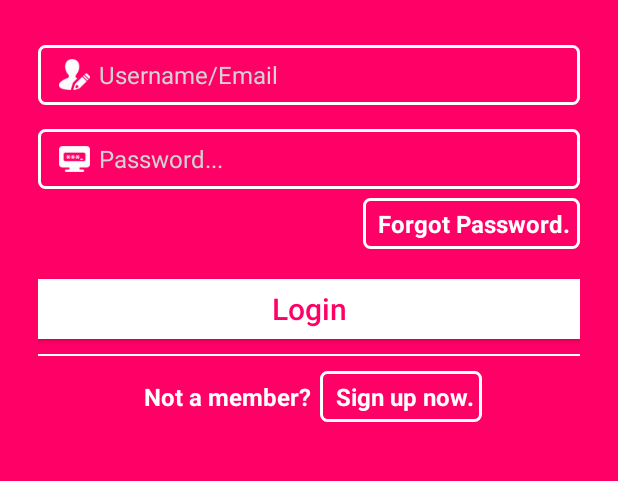
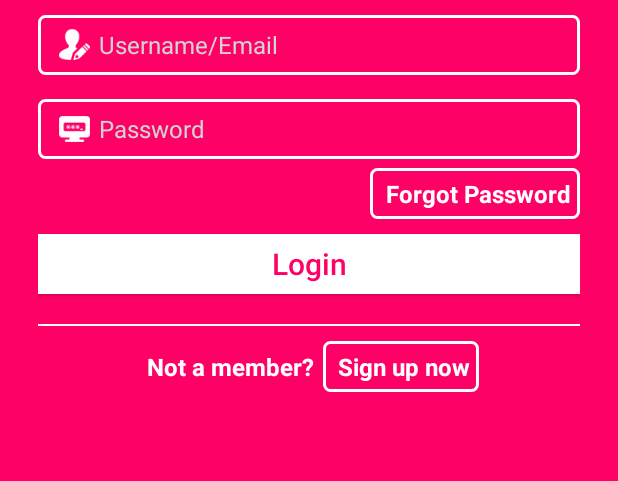
Before and after one commit to HeenaNautiyal/KatarinaPhang, an Android app: the screen it shows after launch (Login), on a phone screen of 412 x 824 dp, the part 335-816 px from its top. Run offline under Robolectric (Android 15) with nearby library versions, the phone set to English and light mode, and no system bars.

Commit message:
Katarina phang new changes according to website

```diff
--- a/app/build.gradle
+++ b/app/build.gradle
@@ -9,8 +9,8 @@ android {
         applicationId "com.bizhawkz.katarinaphang"
         minSdkVersion 15
         targetSdkVersion 25
-        versionCode 4
-        versionName "2.2"
+        versionCode 5
+        versionName "2.21"
     }
     buildTypes {
         release {
--- a/app/src/main/java/com/bizhawkz/katarinaphang/Blog.java
+++ b/app/src/main/java/com/bizhawkz/katarinaphang/Blog.java
@@ -65,7 +65,7 @@ public class Blog extends AppCompatActivity {
                 myMsg.setTextColor(Color.BLACK);
                 builder.setCustomTitle(myMsg);
                 builder.setMessage("Turn on mobile data or use Wi-Fi to access data.");
-                builder.setPositiveButton("ok",
+                builder.setPositiveButton("Ok",
                         new DialogInterface.OnClickListener() {
                             public void onClick(DialogInterface dialog,
                                                 int which) {
--- a/app/src/main/java/com/bizhawkz/katarinaphang/Contactus.java
+++ b/app/src/main/java/com/bizhawkz/katarinaphang/Contactus.java
@@ -96,7 +96,7 @@ EditText mail,sub,message;
                     myMsg.setTextColor(Color.BLACK);
                     builder.setCustomTitle(myMsg);
                     builder.setMessage("Your Query has been send");
-                    builder.setPositiveButton("Continue.",
+                    builder.setPositiveButton("Continue",
                             new DialogInterface.OnClickListener() {
                                 public void onClick(DialogInterface dialog,
                                                     int which) {
--- a/app/src/main/java/com/bizhawkz/katarinaphang/Membership.java
+++ b/app/src/main/java/com/bizhawkz/katarinaphang/Membership.java
@@ -54,7 +54,7 @@ public class Membership extends AppCompatActivity {
                 myMsg.setTextColor(Color.BLACK);
                 builder.setCustomTitle(myMsg);
                 builder.setMessage("Turn on mobile data or use Wi-Fi to access data.");
-                builder.setPositiveButton("ok",
+                builder.setPositiveButton("Ok",
                         new DialogInterface.OnClickListener() {
                             public void onClick(DialogInterface dialog,
                                                 int which) {
--- a/app/src/main/java/com/bizhawkz/katarinaphang/Products.java
+++ b/app/src/main/java/com/bizhawkz/katarinaphang/Products.java
@@ -72,7 +72,7 @@ public class Products extends AppCompatActivity {
                 myMsg.setTextColor(Color.BLACK);
                 builder.setCustomTitle(myMsg);
                 builder.setMessage("Turn on mobile data or use Wi-Fi to access data.");
-                builder.setPositiveButton("ok",
+                builder.setPositiveButton("Ok",
                         new DialogInterface.OnClickListener() {
                             public void onClick(DialogInterface dialog,
                                                 int which) {
--- a/app/src/main/res/layout/activity_login.xml
+++ b/app/src/main/res/layout/activity_login.xml
@@ -25,7 +25,7 @@
             android:layout_height="wrap_content"
             android:orientation="vertical"
             android:layout_below="@+id/text1"
-            android:layout_marginTop="30dp"
+            android:layout_marginTop="10dp"
             android:layout_alignParentLeft="true"
             android:layout_alignParentStart="true"
             >
@@ -57,7 +57,7 @@
                 android:background="@drawable/textback"
                 android:textColor="#000000"
                 android:inputType="textPassword"
-                android:hint="Password..."
+                android:hint="Password"
                 android:textColorHint="#d3d3d3"
                 android:layout_gravity="center_horizontal"
                 android:singleLine="true"
@@ -74,13 +74,14 @@
                 android:background="@drawable/textback"
                 android:layout_gravity="right"
                 android:layout_below="@id/ed_password"
-                android:text=" Forgot Password."/>
+                android:text=" Forgot Password"/>
             <Button
                 android:layout_width="fill_parent"
                 android:layout_height="40dp"
                 android:text="Login"
                 android:textAllCaps="false"
-                android:layout_marginTop="20dp"
+                android:layout_marginTop="10dp"
+                android:layout_marginBottom="10dp"
                 android:id="@+id/btn_Submit"
                 android:textColor="#ff0066"
                 android:textSize="20dp"
@@ -129,131 +130,7 @@
             android:layout_gravity="center_horizontal"
             android:layout_marginBottom="2dp"
             android:layout_below="@id/ed_password"
-            android:text=" Sign up now."/>
+            android:text=" Sign up now"/>
     </LinearLayout>
-    <!--<ScrollView
-        android:layout_width="match_parent"
-        android:layout_height="wrap_content"
-        android:layout_marginLeft="25dp"
-        android:layout_marginRight="25dp"
-        android:layout_below="@+id/logoimage"
-        android:layout_centerInParent="true"
-        android:id="@+id/scrollView">
-       &lt;!&ndash; <LinearLayout
-            android:layout_width="match_parent"
-            android:layout_height="wrap_content"
-            android:orientation="vertical"
-            android:layout_below="@+id/text1"
-            android:layout_marginTop="10dp"
-            android:layout_alignParentLeft="true"
-            android:layout_alignParentStart="true"
-           >&ndash;&gt;
-            <EditText
-                android:layout_width="match_parent"
-                android:layout_height="40dp"
-                android:id="@+id/ed_mail"
-                android:paddingLeft="10dp"
-                android:textSize="16dp"
-                android:hint="Email..."
-                android:background="@drawable/textback"
-                android:textColor="#000000"
-                android:textColorHint="#d3d3d3"
-                android:layout_gravity="center_horizontal"
-                android:singleLine="true"/>
 
-
-            <EditText
-                android:layout_marginTop="16dp"
-                android:layout_width="match_parent"
-                android:layout_height="40dp"
-                android:id="@+id/ed_password"
-                android:paddingLeft="10dp"
-                android:textSize="16dp"
-                android:background="@drawable/textback"
-                android:textColor="#000000"
-                android:inputType="textPassword"
-                android:hint="Password..."
-                android:textColorHint="#d3d3d3"
-                android:layout_gravity="center_horizontal"
-                android:singleLine="true"
-                />
-
-            <TextView android:layout_width="wrap_content"
-                android:layout_height="wrap_content"
-                android:textColor="#015480"
-                android:textSize="14dp"
-                android:textStyle="bold"
-                android:id="@+id/fpass1"
-                android:layout_marginTop="4dp"
-                android:layout_marginBottom="1dp"
-                android:gravity="left"
-                android:layout_below="@id/ed_password"
-                android:text=""/>
-
-            <TextView android:layout_width="fill_parent"
-                android:layout_height="wrap_content"
-                android:textColor="#ffffff"
-                android:textSize="14dp"
-                android:textStyle="bold"
-                android:layout_marginTop="4dp"
-                android:id="@+id/fpass"
-                android:layout_marginBottom="10dp"
-                android:gravity="right"
-                android:layout_below="@id/ed_password"
-                android:text="Forgot Password?"/>
-            <Button
-                android:layout_width="fill_parent"
-                android:layout_height="wrap_content"
-                android:text="Sign In"
-                android:id="@+id/btn_Submit"
-                android:textColor="#ffffff"
-                android:textSize="26dp"
-                android:gravity="center"
-                android:layout_alignParentBottom="true"
-                android:background="#015480"
-                />
-            <View
-                android:id="@+id/SplitLine_hor3"
-                android:layout_width="match_parent"
-                android:layout_height= "1dp"
-                android:layout_below="@+id/btn_Submit"
-                android:layout_marginTop="10dp"
-                android:background="#015480" />
-
-
-      &lt;!&ndash;  </LinearLayout>&ndash;&gt;
-    </ScrollView>
-
-    <LinearLayout
-        android:layout_width="match_parent"
-        android:layout_height="match_parent"
-        android:layout_gravity="center"
-        android:gravity="center"
-        android:layout_weight="1"
-        android:layout_below="@+id/scrollView"
-        android:layout_centerHorizontal="true">
-        <TextView android:layout_width="wrap_content"
-            android:layout_height="wrap_content"
-            android:textColor="#ffffff"
-            android:textSize="16dp"
-            android:gravity="center"
-            android:padding="6dp"
-            android:textStyle="bold"
-            android:layout_gravity="center_horizontal"
-            android:layout_marginBottom="2dp"
-            android:layout_below="@id/ed_password"
-            android:text="Not a memeber?"/>
-        <TextView android:layout_width="wrap_content"
-            android:layout_height="wrap_content"
-            android:textColor="#ffffff"
-            android:textSize="16dp"
-            android:gravity="center"
-            android:textStyle="bold"
-            android:id="@+id/tv_signup"
-            android:padding="6dp"
-            android:layout_gravity="center_horizontal"
-            android:layout_marginBottom="2dp"
-            android:layout_below="@id/ed_password"
-            android:text=" Sign up now."/>
-    </LinearLayout>-->
 </RelativeLayout>
--- a/app/src/main/res/values/colors.xml
+++ b/app/src/main/res/values/colors.xml
@@ -2,7 +2,7 @@
 <resources>
     <color name="colorPrimary">#3F51B5</color>
     <color name="colorPrimaryDark">#B20043</color>
-    <color name="colorAccent">#d3d3d3</color>
+    <color name="colorAccent">#000000</color>
     <color name="Pink">#ff0066</color>
     <color name="my_spinner_text_color">#ffffff</color>
     <color name="text_shadow">#d3d3d3</color>
```
Also changed, not shown: app/src/main/java/com/bizhawkz/katarinaphang/ForgotPass.java (+56 -7 lines), app/src/main/java/com/bizhawkz/katarinaphang/Login.java (+53 -5 lines), app/src/main/java/com/bizhawkz/katarinaphang/MainActivity.java (+8 -5 lines), app/src/main/java/com/bizhawkz/katarinaphang/Register.java (+23 -7 lines), app/src/main/res/layout/activity_forgot_pass.xml (+4 -3 lines), app/src/main/res/layout/activity_register.xml (+15 -9 lines).
